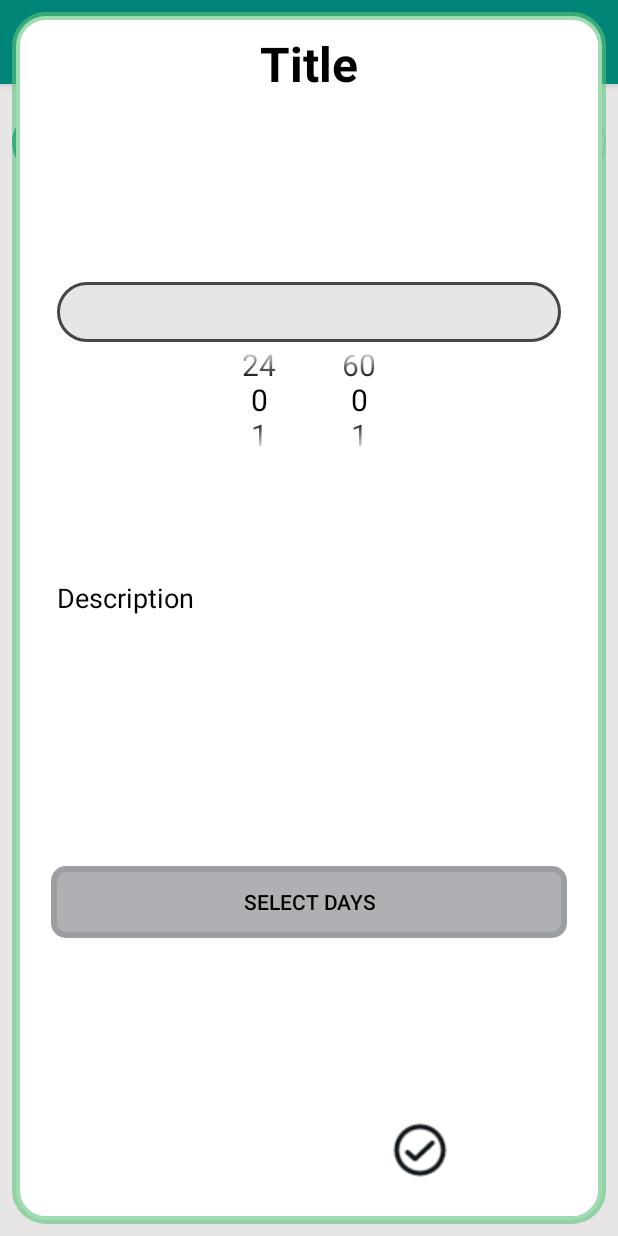
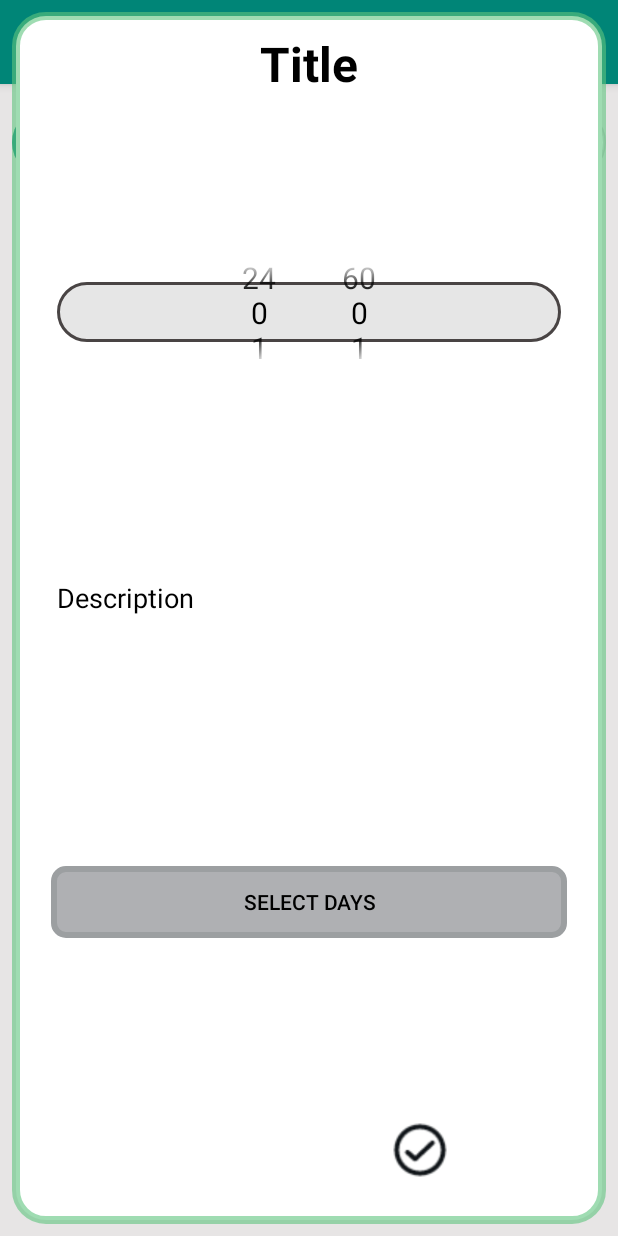
Before and after one commit to Tomroke/MA18Examensarbete, an Android app: the screen it shows after launch (MainActivity), after a tap on "Create new reminder", on a phone screen of 412 x 824 dp. Run offline under Robolectric (Android 15) with nearby library versions, the phone set to English and light mode, and no system bars; our stand-ins replace Room's generated code; 1 other tap on this screen came first.

```diff
--- a/app/src/main/java/com/example/ma18ea/Fragments/ReminderMainFragment.kt
+++ b/app/src/main/java/com/example/ma18ea/Fragments/ReminderMainFragment.kt
@@ -25,6 +25,7 @@ import android.view.inputmethod.InputMethodManager
 import android.widget.*
 import androidx.lifecycle.Observer
 import androidx.lifecycle.ViewModelProviders
+import java.util.concurrent.TimeUnit
 
 
 private const val ARG_PARAM_UID = "param0"
@@ -43,8 +44,6 @@ class ReminderMainFragment : Fragment() {
     private var fragCom:FragCommunicator? = null
 
     private lateinit var calculatation: Calculation
-    private lateinit var progressBarGradientColor: ColourProgressBarGradient
-
     private lateinit var dayFrag: DayFragment
 
     private var min = 0
@@ -66,6 +65,7 @@ class ReminderMainFragment : Fragment() {
 
     private var db: RemDatabase? = null
 
+
     companion object {
         @JvmStatic
         fun newInstance(fragAR : ReminderVariables) =
@@ -83,13 +83,13 @@ class ReminderMainFragment : Fragment() {
             }
     }
 
+
     override fun onCreate(savedInstanceState: Bundle?) {
         super.onCreate(savedInstanceState)
 
         db = RemDatabase.getInstance(context!!)
         fragCom = ViewModelProviders.of(activity!!).get(FragCommunicator::class.java)
 
-        progressBarGradientColor = ColourProgressBarGradient()
         calculatation = Calculation()
 
         arguments?.let {
@@ -121,6 +121,7 @@ class ReminderMainFragment : Fragment() {
         }
     }
 
+
     override fun onCreateView(inflater: LayoutInflater, container: ViewGroup?, savedInstanceState: Bundle?): View? {
         frag = inflater.inflate(R.layout.fragment_reminder_main, container, false)
 
@@ -133,21 +134,25 @@ class ReminderMainFragment : Fragment() {
         val deleteButton = this.frag!!.findViewById(R.id.delete_button) as Button
 
         val minPick = this.frag!!.findViewById(R.id.mMinPicker) as NumberPicker
+
+        calHoursMins()
         minPick.maxValue = 60
         minPick.minValue = 0
         minPick.wrapSelectorWheel = true
+        minPick.value = min
         minPick.setOnValueChangedListener { picker, oldVal, newVal ->
             min = newVal
-            setNewTime("min", newVal)
+            setNewTime()
         }
 
         val hourPick = this.frag!!.findViewById(R.id.mHourPicker) as NumberPicker
         hourPick.maxValue = 24
         hourPick.minValue = 0
         hourPick.wrapSelectorWheel = true
+        hourPick.value = hour
         hourPick.setOnValueChangedListener { picker, oldVal, newVal ->
             hour = newVal
-            setNewTime("hour", newVal)
+            setNewTime()
         }
 
 
@@ -190,13 +195,11 @@ class ReminderMainFragment : Fragment() {
         })
 
         //Day Button
-
         daysButton.background.setColorFilter(
             Color.parseColor("#4043464B"),
             PorterDuff.Mode.SCREEN)
 
         daysButton.setOnClickListener {
-
 
             dayFrag = DayFragment.newInstance(paramDays!!)
             fragmentManager!!
@@ -256,16 +259,18 @@ class ReminderMainFragment : Fragment() {
         return frag
     }
 
+
     override fun onResume() {
         super.onResume()
             fragCom?.days?.observe(this,
                 Observer<Any> {
                         o ->
-                    Log.d(TAG, "In onResume; in Observer: $o")
+                    //Log.d(TAG, "In onResume; in Observer: $o")
                     paramDays = Converters.toList(o.toString()) })
-            Log.d(TAG, paramDays.toString())
+            //Log.d(TAG, paramDays.toString())
             updateDayButton()
     }
+
 
     override fun onPause() {
         super.onPause()
@@ -274,18 +279,28 @@ class ReminderMainFragment : Fragment() {
         }
     }
 
-    private fun setNewTime(timeString: String,timeData: Int){
 
-        if (timeString == "min"){
-            Calculation().toMilli(timeData)
-            Log.d(TAG, Calculation().toMilli(timeData).toString())
-        }
-        if (timeString == "hour"){
-            Calculation().toMilli(timeData * 60)
-            Log.d(TAG, Calculation().toMilli(timeData * 60).toString())
-        }
+    override fun onStop() {
+        super.onStop()
+        Log.d(TAG, "in onStop")
+        GlobalScope.launch { acceptNewData() }
+    }
 
-        //paramTotalTime =
+    private fun setNewTime(){
+        paramTotalTime = (Calculation().toMilli(hour * 60) + Calculation().toMilli(min))
+        updateProgressBar()
+        Log.d(TAG, "new total time $paramTotalTime")
+    }
+
+
+    private fun calHoursMins(){
+        var minutes = TimeUnit.MILLISECONDS.toMinutes(paramTotalTime)
+        var hours = TimeUnit.MILLISECONDS.toHours(paramTotalTime)
+        minutes -= (hours * 60)
+        min = minutes.toInt()
+        hour = hours.toInt()
+        //Log.d(TAG, "Minutes: $min")
+        //Log.d(TAG, "Hours: $hour")
     }
 
 
@@ -388,9 +403,6 @@ class ReminderMainFragment : Fragment() {
         paramProgress = calculatation.ofProgressBar(paramDoneTime, paramTotalTime).toInt()
         //Log.d(TAG, "Progress bars percent " + calculatation.ofProgressBar(paramDoneTime!!, paramTotalTime!!).toString())
         if (frag != null){
-            val timerTxt: String = "" + (calculatation.toMin(paramDoneTime) / 60.0) + " : " + (calculatation.toMin(paramTotalTime) / 60.0)
-
-            //frag!!.progress_txt.setText(timerTxt)
             frag!!.progressbar_in_reminder.progress = this.paramProgress!!
         }
     }
--- a/app/src/main/res/layout/fragment_reminder_main.xml
+++ b/app/src/main/res/layout/fragment_reminder_main.xml
@@ -59,34 +59,16 @@
             app:layout_constraintStart_toStartOf="parent"
             app:layout_constraintTop_toBottomOf="@+id/title_reminder_txt" />
 
-        <!--<EditText
-            android:id="@+id/progress_txt"
-            android:layout_width="match_parent"
-            android:layout_height="40dp"
-            android:background="@android:color/transparent"
-            android:clickable="true"
-            android:elevation="2dp"
-            android:focusable="true"
-            android:paddingTop="3dp"
-            android:text="00:00"
-            android:textAlignment="center"
-            android:textColor="#000000"
-            android:textSize="24sp"
-            app:layout_constraintBottom_toBottomOf="@+id/progressbar_in_reminder"
-            app:layout_constraintEnd_toEndOf="@id/progressbar_in_reminder"
-            app:layout_constraintHorizontal_bias="0.16"
-            app:layout_constraintStart_toStartOf="@id/progressbar_in_reminder"
-            app:layout_constraintTop_toTopOf="@id/progressbar_in_reminder"
-            app:layout_constraintVertical_bias="0.0" />-->
-
         <androidx.appcompat.widget.LinearLayoutCompat
             android:layout_width="wrap_content"
             android:layout_height="wrap_content"
             android:orientation="horizontal"
             android:gravity="center"
+            android:elevation="2dp"
+            app:layout_constraintBottom_toBottomOf="@+id/progressbar_in_reminder"
             app:layout_constraintEnd_toEndOf="@id/progressbar_in_reminder"
             app:layout_constraintStart_toStartOf="@id/progressbar_in_reminder"
-            app:layout_constraintTop_toBottomOf="@id/progressbar_in_reminder" >
+            app:layout_constraintTop_toTopOf="@id/progressbar_in_reminder">
 
             <NumberPicker
                 android:id="@+id/mHourPicker"
```
